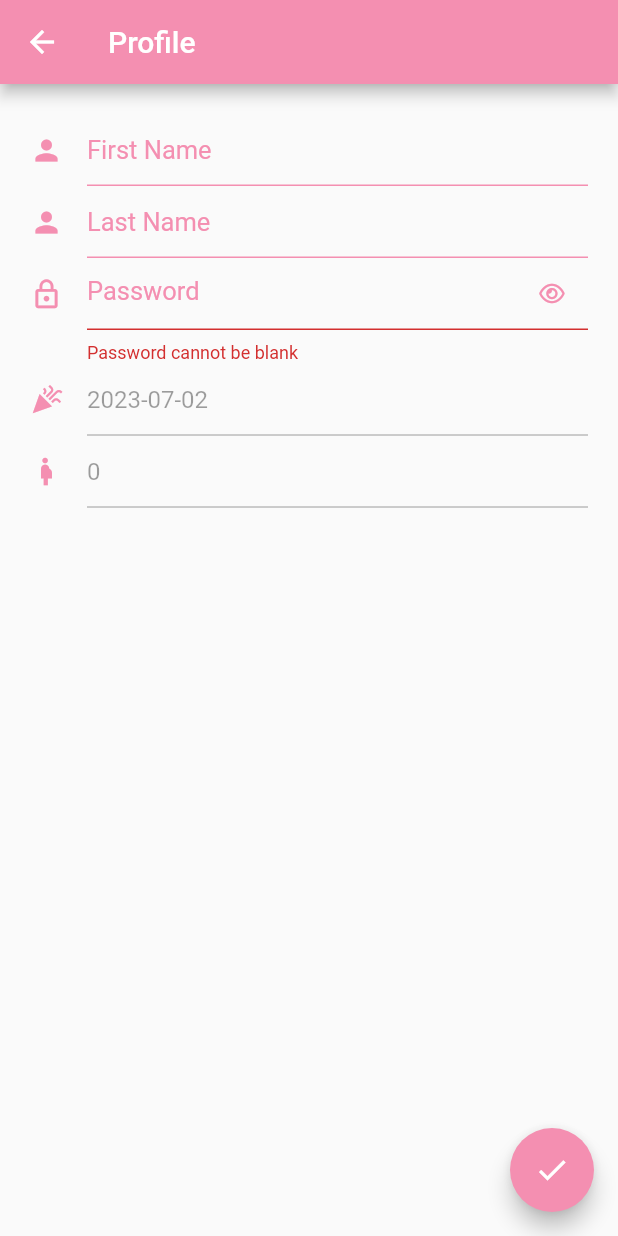
After one commit to giutommasi/wearable-app, a Flutter app: the HomePage screen opened directly, item 4 of the bottom bar chosen, after a tap on the "done" icon, on a phone screen of 412 x 824 dp. The commit adds this screen. Run offline on Flutter 3.47's test engine with Material 2 defaults, Android fonts, the light colour scheme and no system bars; our stand-ins replace floor, flutter_dotenv, font_awesome_flutter, jwt_decoder, shared_preferences, sqflite; missing offline and left inert: crypt, window_size; accounts and stored records are empty; generated files the repository leaves out were written again; network calls fail.

Commit message:
Added Profile page and Consumer

```diff
--- a/lib/Pages/home_page.dart
+++ b/lib/Pages/home_page.dart
@@ -86,9 +86,15 @@ class _HomePageState extends State<HomePage> {
                                       const AssetImage('assets/profile.png')),
                             ),
                             SizedBox(width: W.toDouble() * 0.05),
-                            Text('Hi ${user.firstName}!',
+                            Consumer<UserRepository>(
+                              builder: (context, userRepo, child) {
+                                return Text(
+                                    'Hi ${userRepo.signedUser.firstName}!',
                                     style: const TextStyle(
-                                    fontSize: 32, fontWeight: FontWeight.w200)),
+                                        fontSize: 32,
+                                        fontWeight: FontWeight.w200));
+                              },
+                            ),
                           ]),
                       SizedBox(height: H.toDouble() * 0.05),
                       SizedBox(
@@ -129,7 +135,8 @@ class _HomePageState extends State<HomePage> {
             child: ListView(
               padding: EdgeInsets.zero,
               children: <Widget>[
-                UserAccountsDrawerHeader(
+                Consumer<UserRepository>(builder: (context, userRepo, child) {
+                  return UserAccountsDrawerHeader(
                     decoration: const BoxDecoration(
                       gradient: LinearGradient(
                           colors: [
@@ -139,13 +146,16 @@ class _HomePageState extends State<HomePage> {
                           begin: FractionalOffset(0.0, 0.0),
                           end: FractionalOffset(1.0, 1.0)),
                     ),
-                  accountName: Text(user.firstName),
-                  accountEmail: Text(user.username),
+                    accountName: Text(
+                        "${userRepo.signedUser.firstName} ${userRepo.signedUser.lastName}"),
+                    accountEmail: Text(userRepo.signedUser.username),
                     currentAccountPicture: CircleAvatar(
                         radius: (W.toDouble()) *
                             0.15, //dimensione proporzionale allo schermo
-                      backgroundImage: const AssetImage('assets/profile.png')),
-                ),
+                        backgroundImage:
+                            const AssetImage('assets/profile.png')),
+                  );
+                }),
                 ListTile(
                   leading: const Icon(Icons.logout),
                   title: const Text("Logout"),
@@ -276,7 +286,9 @@ class _HomePageState extends State<HomePage> {
                       mainAxisSize: MainAxisSize.min,
                       children: [
                         TextButton(
-                          onPressed: () {},
+                          onPressed: () async {
+                            await Navigator.pushNamed(context, "/account/");
+                          },
                           child: Column(
                             children: [
                               Icon(Icons.account_circle_outlined,
--- /dev/null
+++ b/lib/Pages/profile_page.dart
@@ -0,0 +1,172 @@
+import 'package:crypt/crypt.dart';
+import 'package:exam/repositories/profile_repository.dart';
+import 'package:flutter/material.dart';
+import 'package:font_awesome_flutter/font_awesome_flutter.dart';
+import 'package:intl/intl.dart';
+import 'package:provider/provider.dart';
+import '../database/entities/profile.dart';
+import '../database/entities/user.dart';
+import '../repositories/user_repository.dart';
+
+class ProfilePage extends StatefulWidget {
+  const ProfilePage({super.key});
+
+  @override
+  _ProfilePageState createState() => _ProfilePageState();
+}
+
+class _ProfilePageState extends State<ProfilePage> {
+  late User user;
+  late Profile profile;
+  final _formKey = GlobalKey<FormState>();
+  bool _obscureTextPassword = true;
+
+  TextEditingController firstName = TextEditingController();
+  TextEditingController lastName = TextEditingController();
+  TextEditingController password = TextEditingController();
+  TextEditingController birthday = TextEditingController();
+  TextEditingController pregWeek = TextEditingController();
+
+  @override
+  void initState() {
+    super.initState();
+
+    final userRepo = Provider.of<UserRepository>(context, listen: false);
+    user = userRepo.signedUser;
+    final profileRepo = Provider.of<ProfileRepository>(context, listen: false);
+    profile = profileRepo.signedProfile;
+
+    firstName.text = user.firstName;
+    lastName.text = user.lastName;
+
+    birthday.text = DateFormat("yyyy-MM-dd").format(profile.birthday!);
+    pregWeek.text = profile.pregnantWeek.toString();
+  }
+
+  @override
+  Widget build(BuildContext context) {
+    final Size screenSize = MediaQuery.of(context).size;
+    return Scaffold(
+      appBar: AppBar(
+        title: const Text('Profile'),
+        backgroundColor: Colors.pink.shade200,
+      ),
+      body: Container(
+          padding: const EdgeInsets.all(20.0),
+          child: Form(
+            key: this._formKey,
+            child: ListView(
+              children: <Widget>[
+                TextFormField(
+                    controller: firstName,
+                    keyboardType:
+                        TextInputType.name, // Use email input type for emails.
+                    decoration: _getDecoration("First Name", Icons.person)),
+                TextFormField(
+                    controller: lastName,
+                    keyboardType:
+                        TextInputType.name, // Use email input type for emails.
+                    decoration: _getDecoration("Last Name", Icons.person)),
+                TextFormField(
+                    autovalidateMode: AutovalidateMode.onUserInteraction,
+                    obscureText: _obscureTextPassword,
+                    controller: password,
+                    validator: (p) => validatePassword(p),
+                    decoration: InputDecoration(
+                        focusedBorder: const UnderlineInputBorder(
+                            borderSide: BorderSide(color: Colors.pink)),
+                        enabledBorder: UnderlineInputBorder(
+                            borderSide: BorderSide(
+                                width: 1, color: Colors.pink.shade200)),
+                        hintText: 'Password',
+                        hintStyle: const TextStyle(
+                            color: Color(0xFFF48FB1), fontSize: 17.0),
+                        icon: const Icon(Icons.lock_outline,
+                            color: Color(0xFFF48FB1), size: 22.0),
+                        suffixIcon: GestureDetector(
+                            onTap: () {
+                              setState(
+                                () {
+                                  _obscureTextPassword = !_obscureTextPassword;
+                                },
+                              );
+                            },
+                            child: Icon(
+                                _obscureTextPassword
+                                    ? FontAwesomeIcons.eye
+                                    : FontAwesomeIcons.eyeSlash,
+                                size: 15,
+                                color: const Color(0xFFF48FB1))))),
+                TextFormField(
+                    enabled: false,
+                    controller: birthday,
+                    decoration: _getDecoration("Birthday", Icons.celebration)),
+                TextFormField(
+                    enabled: false,
+                    controller: pregWeek,
+                    decoration:
+                        _getDecoration("Pregnancy Week", Icons.pregnant_woman)),
+              ],
+            ),
+          )),
+      floatingActionButton: FloatingActionButton(
+        onPressed: () {
+          final form = _formKey.currentState;
+          if (form != null && form.validate()) {
+            final hashedPwd =
+                Crypt.sha256(password.text, rounds: 10000, salt: 'abcde1234')
+                    .toString();
+
+            user.firstName = firstName.text;
+            user.lastName = lastName.text;
+            user.password = hashedPwd;
+            final userRepo =
+                Provider.of<UserRepository>(context, listen: false);
+            userRepo.update(user);
+
+            if (context.mounted) {
+              const snackBar = SnackBar(
+                content: Text('Profile Updated successfully'),
+              );
+              ScaffoldMessenger.of(context).showSnackBar(snackBar);
+            }
+          }
+        },
+        backgroundColor: Colors.pink.shade200,
+        child: const Icon(Icons.done),
+      ),
+    );
+  }
+
+  String? validatePassword(String? value) {
+    if (value == null) {
+      return null;
+    }
+
+    if (value.isEmpty) {
+      return 'Password cannot be blank';
+    }
+
+    if (!value.contains(RegExp(r'[0-9]'))) {
+      return 'Must contains one number';
+    }
+
+    if (value.length < 7 || value.length > 14) {
+      return 'Min 7 and max 14 characters';
+    }
+    return null;
+  }
+
+  InputDecoration _getDecoration(
+          String hintText, IconData icon) =>
+      InputDecoration(
+          focusedBorder:
+              const UnderlineInputBorder(
+                  borderSide: BorderSide(color: Colors.pink)),
+          enabledBorder: const UnderlineInputBorder(
+              borderSide: BorderSide(
+                  width: 1, color: Color.fromRGBO(244, 143, 177, 1))),
+          hintText: hintText,
+          hintStyle: const TextStyle(color: Color(0xFFF48FB1), fontSize: 17.0),
+          icon: Icon(icon, color: const Color(0xFFF48FB1), size: 22.0));
+}
--- a/lib/app.dart
+++ b/lib/app.dart
@@ -1,6 +1,7 @@
 import 'package:exam/progress_trace/progress_trace_screen.dart';
 import 'package:flutter/material.dart';
 
+import 'Pages/profile_page.dart';
 import 'Pages/welcome_page.dart';
 
 class App extends StatelessWidget {
@@ -11,6 +12,9 @@ class App extends StatelessWidget {
         title: 'App for Pregnant Woman',
         debugShowCheckedModeBanner: false,
         home: const WelcomePage(),
-        routes: {"/progress/": (context) => const ProgressTraceScreen()},
+        routes: {
+          "/progress/": (context) => const ProgressTraceScreen(),
+          "/account/": (context) => const ProfilePage()
+        },
       );
 }
--- a/lib/database/entities/user.dart
+++ b/lib/database/entities/user.dart
@@ -8,9 +8,9 @@ class User {
   int? id;
 
   final String username;
-  final String firstName;
-  final String lastName;
-  final String password;
+  String firstName;
+  String lastName;
+  String password;
 
   User(
       {this.id,
```
Lines whose indentation alone changed are shown as unchanged.
